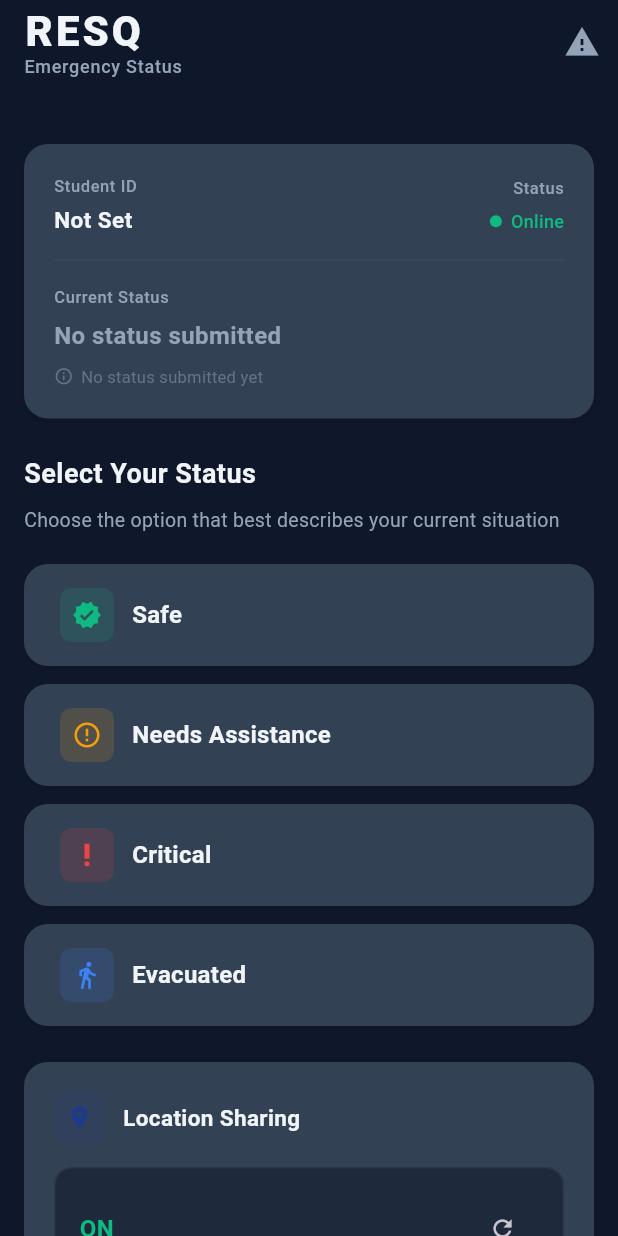
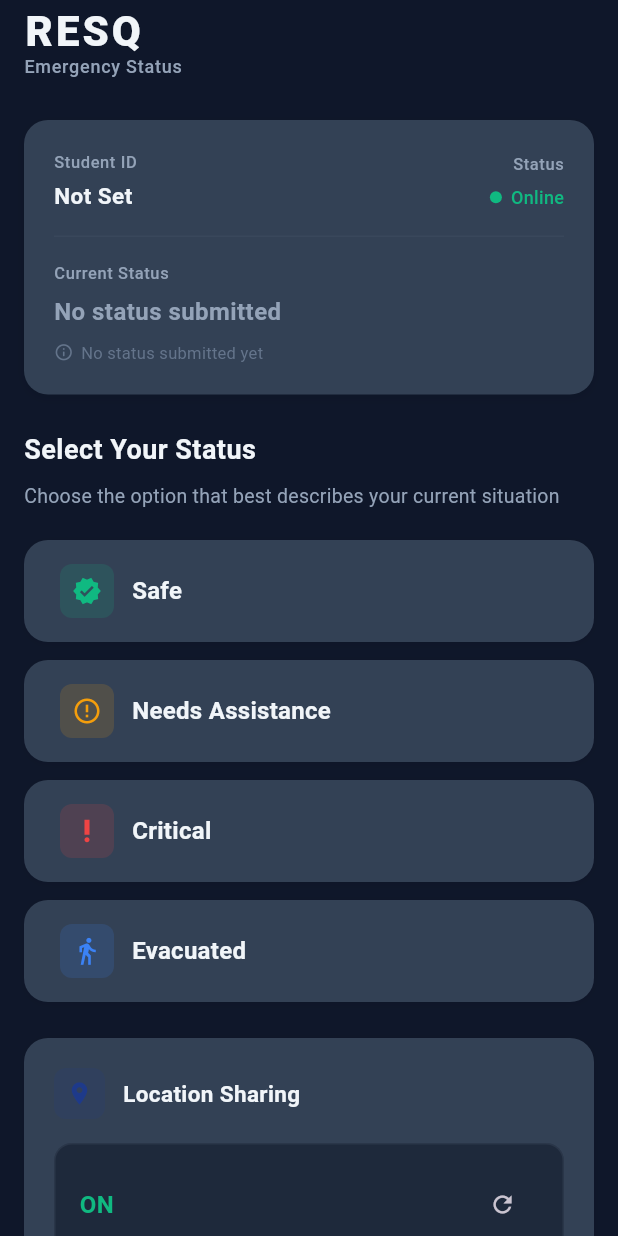
Before and after one commit to xy-real/resq-mobile, a Flutter app: the screen it shows once a user with an empty profile is signed in, on a phone screen of 412 x 824 dp. Run offline on Flutter 3.47's test engine with Material 3 defaults, Android fonts, the phone set to English and light mode, and no system bars; our stand-ins replace connectivity_plus, flutter_dotenv, geolocator, google_sign_in, shared_preferences, supabase_flutter; accounts and stored records are empty.

Commit message:
Remove disaster mode functionality from home screen

```diff
--- a/lib/screens/home_screen.dart
+++ b/lib/screens/home_screen.dart
@@ -3,7 +3,6 @@ import 'dart:async';
 import 'package:connectivity_plus/connectivity_plus.dart';
 import 'package:provider/provider.dart';
 import '../theme/app_theme.dart';
-import '../widgets/disaster_mode_banner.dart';
 import '../widgets/status_header.dart';
 import '../widgets/status_button.dart';
 import '../widgets/sms_fallback_card.dart';
@@ -22,7 +21,6 @@ class HomeScreen extends StatefulWidget {
 class _HomeScreenState extends State<HomeScreen> {
   late Connectivity _connectivity;
   late StreamSubscription<ConnectivityResult> _connectivitySubscription;
-  bool _devDisasterMode = false;
   bool _isLoadingStatus = false;
 
   @override
@@ -330,24 +328,7 @@ class _HomeScreenState extends State<HomeScreen> {
                   ),
                 ],
               ),
-              actions: [
-                // Dev mode toggle (maintains existing functionality)
-                Tooltip(
-                  message: 'Toggle disaster mode (dev only)',
-                  child: IconButton(
-                    onPressed: () {
-                      setState(() => _devDisasterMode = !_devDisasterMode);
-                      appStateNotifier.setDisasterMode(_devDisasterMode);
-                    },
-                    icon: Icon(
-                      _devDisasterMode ? Icons.warning : Icons.warning_outlined,
-                      color: _devDisasterMode
-                          ? AppTheme.statusCritical
-                          : AppTheme.textSecondary,
-                    ),
-                  ),
-                ),
-              ],
+              actions: [],
             ),
           ),
           body: SingleChildScrollView(
@@ -355,16 +336,6 @@ class _HomeScreenState extends State<HomeScreen> {
               padding: const EdgeInsets.all(AppTheme.spacing16),
               child: Column(
                 children: [
-                  // Disaster Mode Banner (simplified)
-                  DisasterModeBanner(
-                    isVisible: _devDisasterMode,
-                    onTap: () {
-                      setState(() => _devDisasterMode = !_devDisasterMode);
-                      appStateNotifier.setDisasterMode(_devDisasterMode);
-                    },
-                  ),
-                  const SizedBox(height: AppTheme.spacing16),
-
                   // Status Header Card
                   StatusHeader(
                     studentId: state.studentId,
```
